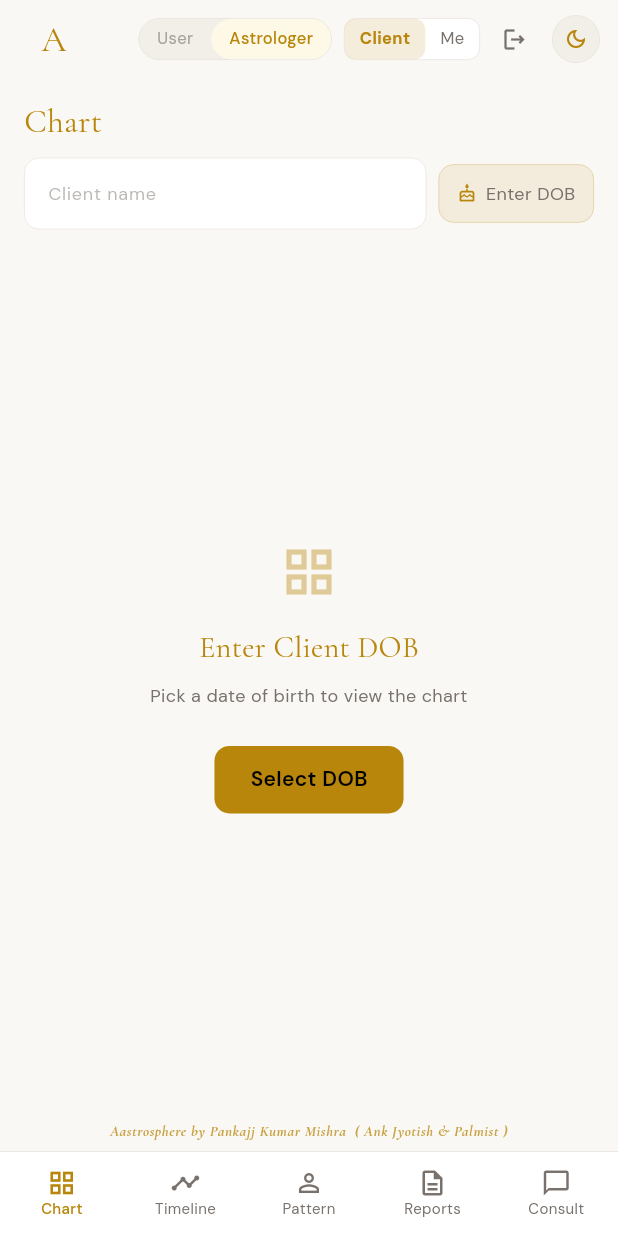
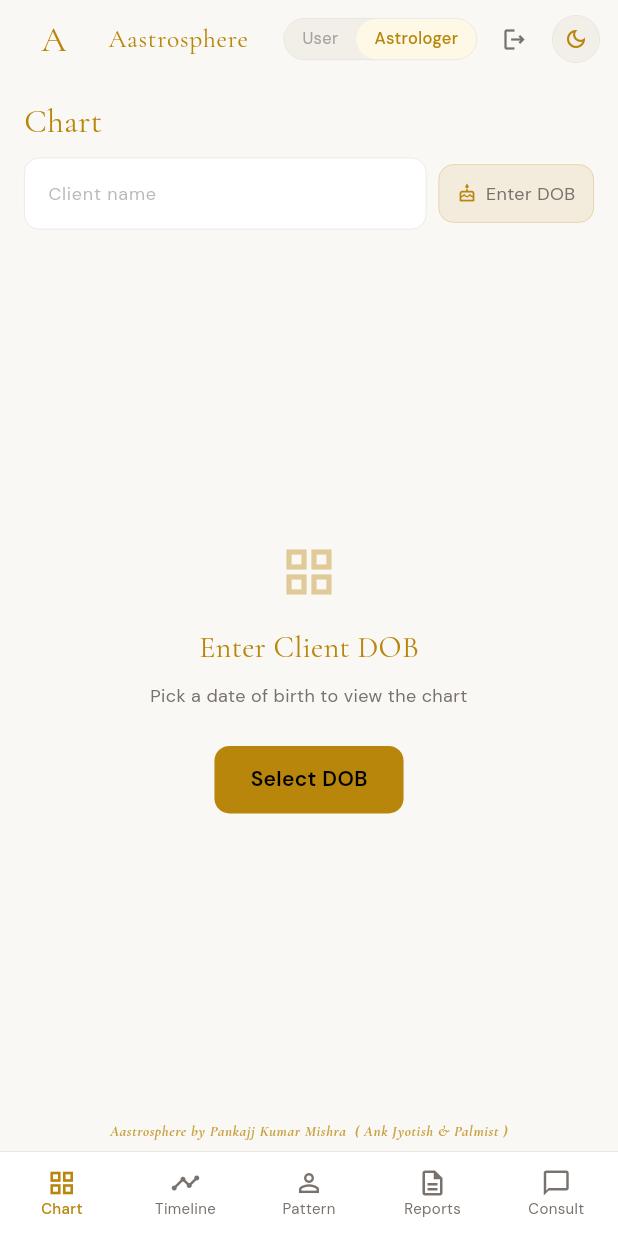
Before and after one commit to imadi005/aastrosphere-project, a Flutter app: the _AstrologerShell screen opened directly, on a phone screen of 412 x 824 dp. Run offline on Flutter 3.47's test engine with Material 3 defaults, Android fonts, the phone set to English and light mode, and no system bars; our stand-ins replace animate_do, cloud_firestore, firebase_analytics, firebase_auth, firebase_core, flutter_local_notifications and 9 more; missing offline and left inert: dart:html, in_app_purchase_android, in_app_purchase_storekit, workmanager; accounts and stored records are empty; network calls fail; statements that could not run were skipped.

Commit message:
fix: remove redundant Client/Me shell toggle, keep one clean nav
My previous fix made this worse by stacking a second toggle (User |
Astrologer) on top of the existing Client | Me toggle — four buttons
crammed into one app bar, on top of a THIRD "Client | My Chart"
toggle already inside the Chart tab itself. From an actual user's
perspective this was nonsense, not a fix.

Traced what "Me" mode was actually duplicating: astroUseClientDobProvider
is a single shared provider already read by Chart, Timeline, Daily, and
Reports — "whose chart am I looking at" was already answered once, in
one place (the Chart tab's Client/My Chart switch), and shared
automatically across every other astrologer tool. The top-level
Client/Me mode swap was answering the exact same question a second
time, at a clunkier level (swapping the entire tab set instead of
just the data), which is also what caused Circle to silently vanish
in "Me" mode in the first place.

Removed it entirely. The astrologer shell now has exactly one
top-level control — User/Astrologer — and always shows the same 5
professional tabs. Whose data those tabs show is set once, on Chart,
and every other tool already respects it via the shared provider.
Also deleted the now-unused _ModeChip widget.

Co-Authored-By: Claude Sonnet 5 <noreply@anthropic.com>

```diff
--- a/mobile_app/lib/features/shell/app_shell.dart
+++ b/mobile_app/lib/features/shell/app_shell.dart
@@ -119,12 +119,19 @@ class _UserShellState extends ConsumerState<_UserShell> with WidgetsBindingObser
 }
 
 // ─── Astrologer Shell ─────────────────────────────────────────────────────────
-final _astroMeViewProvider = StateProvider<bool>((ref) => false); // false=client, true=me
-
+// One toggle only: User vs Astrologer (which whole app experience you want).
+// "Whose chart am I looking at" is a second, orthogonal question, and it's
+// already answered per-tool by astroUseClientDobProvider (the Client/My
+// Chart switch on the Chart tab, read by Chart/Timeline/Daily/Reports alike
+// via AnalysisContextBanner) — that state is shared across all four tools,
+// so setting it once on Chart carries over everywhere. Stacking a second
+// top-level "Client/Me" mode switch on top of that duplicated the same
+// choice at a clunkier level (swapping the whole tab set) and, worse, gave
+// "Me" mode its own smaller tab set that silently dropped Circle. Removed.
 class _AstrologerShell extends ConsumerWidget {
   const _AstrologerShell();
 
-  static const _clientScreens = [
+  static const _screens = [
     AstroChartScreen(),
     TimelineScreen(),
     AstroDailyScreen(),
@@ -132,7 +139,7 @@ class _AstrologerShell extends ConsumerWidget {
     AstrologerConsultScreen(),
   ];
 
-  static List<BottomNavigationBarItem> _clientItems(BuildContext context) {
+  static List<BottomNavigationBarItem> _items(BuildContext context) {
     final t = AppLocalizations.of(context)!;
     return [
       BottomNavigationBarItem(icon: const Icon(Icons.grid_view_outlined), activeIcon: const Icon(Icons.grid_view), label: t.navChart),
@@ -143,37 +150,12 @@ class _AstrologerShell extends ConsumerWidget {
     ];
   }
 
-  // "Me" mode is the astrologer experiencing the app as a regular user would
-  // — same screens, same order, same tab set as _UserShell, so nothing an
-  // astrologer's own account can do disappears just because they're on the
-  // astrologer side of the app.
-  static const _meScreens = [
-    TodayScreen(),
-    InsightsScreen(),
-    AskScreen(),
-    CircleScreen(),
-    ChartScreen(),
-  ];
-
-  static List<BottomNavigationBarItem> _meItems(BuildContext context) {
-    final t = AppLocalizations.of(context)!;
-    return [
-      BottomNavigationBarItem(icon: const Icon(Icons.wb_sunny_outlined), activeIcon: const Icon(Icons.wb_sunny), label: t.navToday),
-      BottomNavigationBarItem(icon: const Icon(Icons.auto_awesome_outlined), activeIcon: const Icon(Icons.auto_awesome), label: t.navInsights),
-      BottomNavigationBarItem(icon: const Icon(Icons.auto_awesome_outlined), activeIcon: const Icon(Icons.auto_awesome), label: t.navAsk),
-      BottomNavigationBarItem(icon: const Icon(Icons.people_outline), activeIcon: const Icon(Icons.people), label: t.navCircle),
-      BottomNavigationBarItem(icon: const Icon(Icons.grid_view_outlined), activeIcon: const Icon(Icons.grid_view), label: t.navChart),
-    ];
-  }
-
   @override
   Widget build(BuildContext context, WidgetRef ref) {
     final index = ref.watch(_astroIndexProvider);
     final isDark = ref.watch(themeProvider) == ThemeMode.dark;
-    final isMeView = ref.watch(_astroMeViewProvider);
     final gold = isDark ? AppColors.goldLight : AppColors.gold;
     final secondary = isDark ? AppColors.textSecondaryDark : AppColors.textSecondaryLight;
-    final border = isDark ? AppColors.borderDark : AppColors.borderLight;
 
     return Scaffold(
       appBar: PreferredSize(
@@ -188,34 +170,12 @@ class _AstrologerShell extends ConsumerWidget {
           title: Text('Aastrosphere', style: GoogleFonts.cormorantGaramond(
               fontSize: 17, fontWeight: FontWeight.w400, color: gold, letterSpacing: 0.5)),
           actions: [
-            // Same User/Astrologer control shown in the User shell's app bar
-            // for astrologer accounts — without this, switching into
-            // Astrologer mode had no way back except signing out, and the
-            // Client/Me toggle below (a different, unrelated switch) looked
-            // like it had replaced it.
+            // Only top-level toggle in this shell — switches the whole app
+            // experience back to the regular User side. Same control the
+            // User shell's app bar shows for astrologer accounts, so there's
+            // always a consistent way back regardless of which side you're on.
             RoleToggle(isAstrologer: true, onToggle: () => ref.read(roleProvider.notifier).toggle()),
             const SizedBox(width: 8),
-            // Me / Client toggle
-            Container(
-              margin: const EdgeInsets.symmetric(vertical: 10),
-              decoration: BoxDecoration(
-                color: isDark ? AppColors.bgCardDark : AppColors.bgCardLight,
-                borderRadius: BorderRadius.circular(8),
-                border: Border.all(color: border, width: 0.5)),
-              child: Row(mainAxisSize: MainAxisSize.min, children: [
-                _ModeChip(label: AppLocalizations.of(context)!.modeClient, active: !isMeView, gold: gold, isDark: isDark,
-                    onTap: () {
-                      ref.read(_astroMeViewProvider.notifier).state = false;
-                      ref.read(_astroIndexProvider.notifier).state = 0;
-                    }),
-                _ModeChip(label: AppLocalizations.of(context)!.navMe, active: isMeView, gold: gold, isDark: isDark,
-                    onTap: () {
-                      ref.read(_astroMeViewProvider.notifier).state = true;
-                      ref.read(_astroIndexProvider.notifier).state = 0;
-                    }),
-              ]),
-            ),
-            const SizedBox(width: 6),
             GestureDetector(
               onTap: () => _showSignOutDialog(context, ref),
               child: Padding(padding: const EdgeInsets.symmetric(horizontal: 8),
@@ -226,37 +186,20 @@ class _AstrologerShell extends ConsumerWidget {
           ],
         ),
       ),
-      body: isMeView
-          ? IndexedStack(index: index, children: _meScreens)
-          : IndexedStack(index: index, children: _clientScreens),
+      body: IndexedStack(index: index, children: _screens),
       bottomNavigationBar: Column(
         mainAxisSize: MainAxisSize.min,
         children: [
           _AttributionFooter(isDark: isDark, label: 'Aastrosphere by Pankajj Kumar Mishra  ( Ank Jyotish & Palmist )'),
           _BottomNav(
             currentIndex: index,
-            items: isMeView ? _meItems(context) : _clientItems(context),
+            items: _items(context),
             onTap: (i) => ref.read(_astroIndexProvider.notifier).state = i,
           ),
         ],
       ),
     );
   }
-}
-
-class _ModeChip extends StatelessWidget {
-  final String label; final bool active; final Color gold; final bool isDark; final VoidCallback onTap;
-  const _ModeChip({required this.label, required this.active, required this.gold,
-      required this.isDark, required this.onTap});
-  @override Widget build(BuildContext context) => GestureDetector(onTap: onTap,
-    child: Container(
-      padding: const EdgeInsets.symmetric(horizontal: 10, vertical: 5),
-      decoration: BoxDecoration(
-        color: active ? gold.withOpacity(0.15) : Colors.transparent,
-        borderRadius: BorderRadius.circular(7)),
-      child: Text(label, style: GoogleFonts.dmSans(fontSize: 11,
-          fontWeight: active ? FontWeight.w700 : FontWeight.w400,
-          color: active ? gold : (isDark ? AppColors.textSecondaryDark : AppColors.textSecondaryLight)))));
 }
 
 // ─── Shared App Bar ───────────────────────────────────────────────────────────
```
